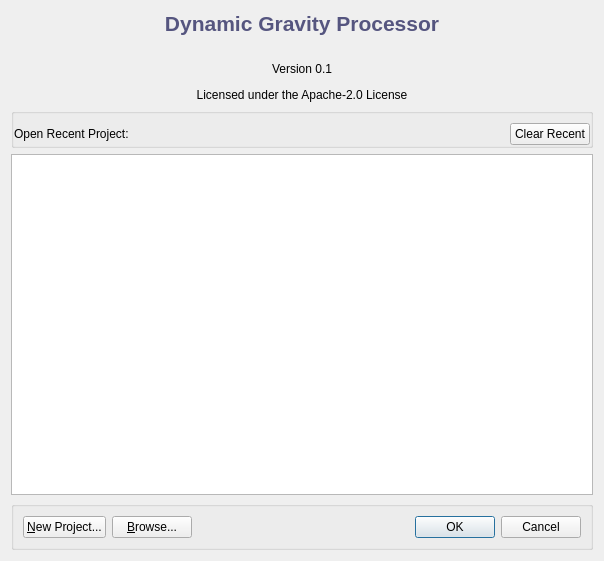
The window that dgp/gui/ui/splash_screen.ui (DynamicGravitySystems/DGP) describes before a commit, drawn with Qt 5.
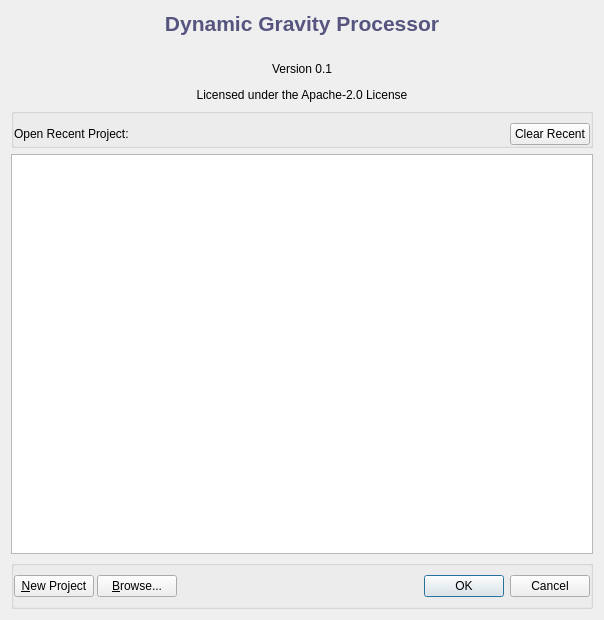
The same window after the commit. Icons and pictures are not drawn.

Commit message:
ENH/CLN: Update various dialogs, fix high-res display.
Cleaned up new Project Creation Dialog, fixed high-resolution issues due
to fixed/static values.
Minor spacing/resoulution fixes for add_flight_dialog and splash_screen

The edit to the form file:
```diff
--- a/dgp/gui/ui/splash_screen.ui
+++ b/dgp/gui/ui/splash_screen.ui
@@ -7,9 +7,15 @@
     <x>0</x>
     <y>0</y>
     <width>604</width>
-    <height>561</height>
+    <height>620</height>
    </rect>
   </property>
+  <property name="sizePolicy">
+   <sizepolicy hsizetype="MinimumExpanding" vsizetype="MinimumExpanding">
+    <horstretch>0</horstretch>
+    <verstretch>0</verstretch>
+   </sizepolicy>
+  </property>
   <property name="windowTitle">
    <string>Dynamic Gravity Processor</string>
   </property>
@@ -102,18 +108,40 @@
     </widget>
    </item>
    <item>
-    <widget class="QListWidget" name="list_projects"/>
+    <widget class="QListWidget" name="list_projects">
+     <property name="sizePolicy">
+      <sizepolicy hsizetype="Expanding" vsizetype="MinimumExpanding">
+       <horstretch>0</horstretch>
+       <verstretch>0</verstretch>
+      </sizepolicy>
+     </property>
+    </widget>
    </item>
    <item>
     <widget class="QGroupBox" name="group_btns">
      <property name="title">
       <string/>
      </property>
+     <property name="alignment">
+      <set>Qt::AlignCenter</set>
+     </property>
+     <property name="flat">
+      <bool>true</bool>
+     </property>
      <layout class="QHBoxLayout" name="horizontalLayout">
+      <property name="spacing">
+       <number>3</number>
+      </property>
+      <property name="leftMargin">
+       <number>0</number>
+      </property>
+      <property name="rightMargin">
+       <number>0</number>
+      </property>
       <item>
        <widget class="QPushButton" name="btn_newproject">
         <property name="text">
-         <string>&amp;New Project...</string>
+         <string>&amp;New Project</string>
         </property>
        </widget>
       </item>
@@ -127,8 +155,27 @@
         </property>
        </widget>
       </item>
+      <item>
+       <spacer name="horizontalSpacer">
+        <property name="orientation">
+         <enum>Qt::Horizontal</enum>
+        </property>
+        <property name="sizeHint" stdset="0">
+         <size>
+          <width>40</width>
+          <height>20</height>
+         </size>
+        </property>
+       </spacer>
+      </item>
       <item>
        <widget class="QLabel" name="label_error">
+        <property name="minimumSize">
+         <size>
+          <width>40</width>
+          <height>0</height>
+         </size>
+        </property>
         <property name="styleSheet">
          <string notr="true">color: rgb(255, 0, 0)</string>
         </property>
@@ -137,8 +184,27 @@
         </property>
        </widget>
       </item>
+      <item>
+       <spacer name="horizontalSpacer_2">
+        <property name="orientation">
+         <enum>Qt::Horizontal</enum>
+        </property>
+        <property name="sizeHint" stdset="0">
+         <size>
+          <width>40</width>
+          <height>20</height>
+         </size>
+        </property>
+       </spacer>
+      </item>
       <item>
        <widget class="QDialogButtonBox" name="dialog_buttons">
+        <property name="sizePolicy">
+         <sizepolicy hsizetype="Minimum" vsizetype="Fixed">
+          <horstretch>0</horstretch>
+          <verstretch>0</verstretch>
+         </sizepolicy>
+        </property>
         <property name="inputMethodHints">
          <set>Qt::ImhPreferUppercase</set>
         </property>
```
Left out of the diff: 7 changed lines with no effect on the pictures. The commit also changes 2 other files.
